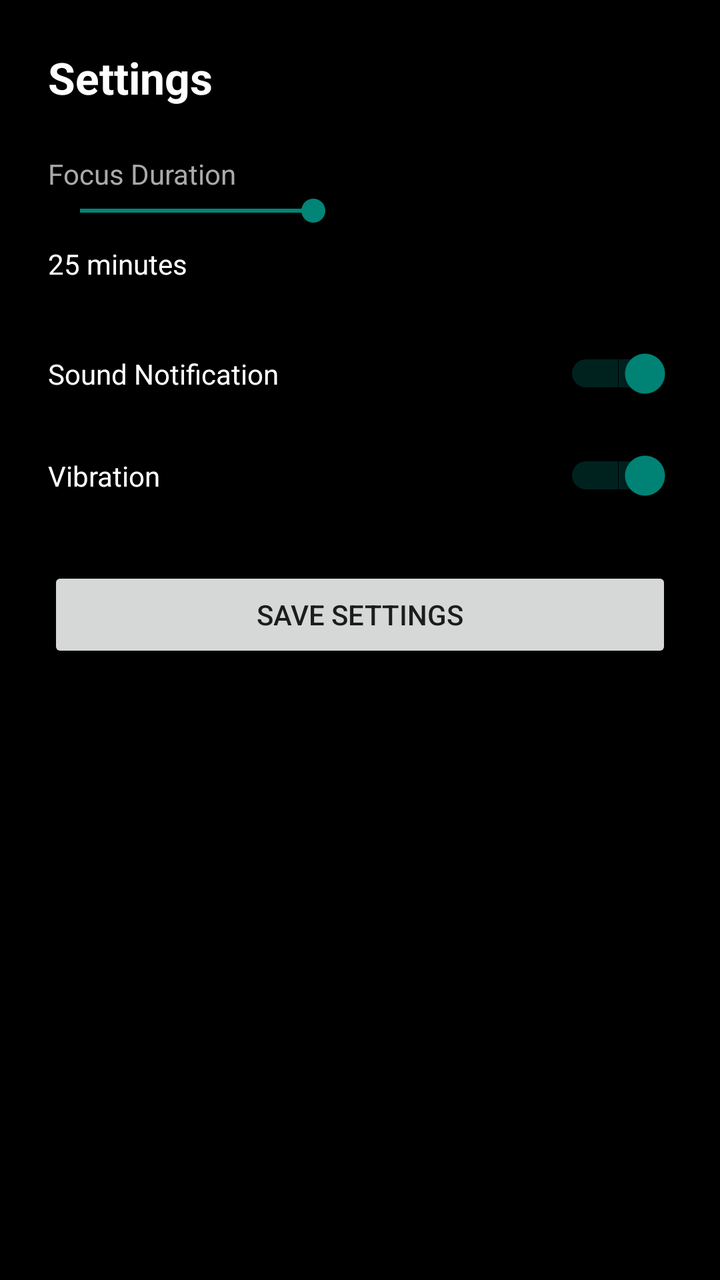
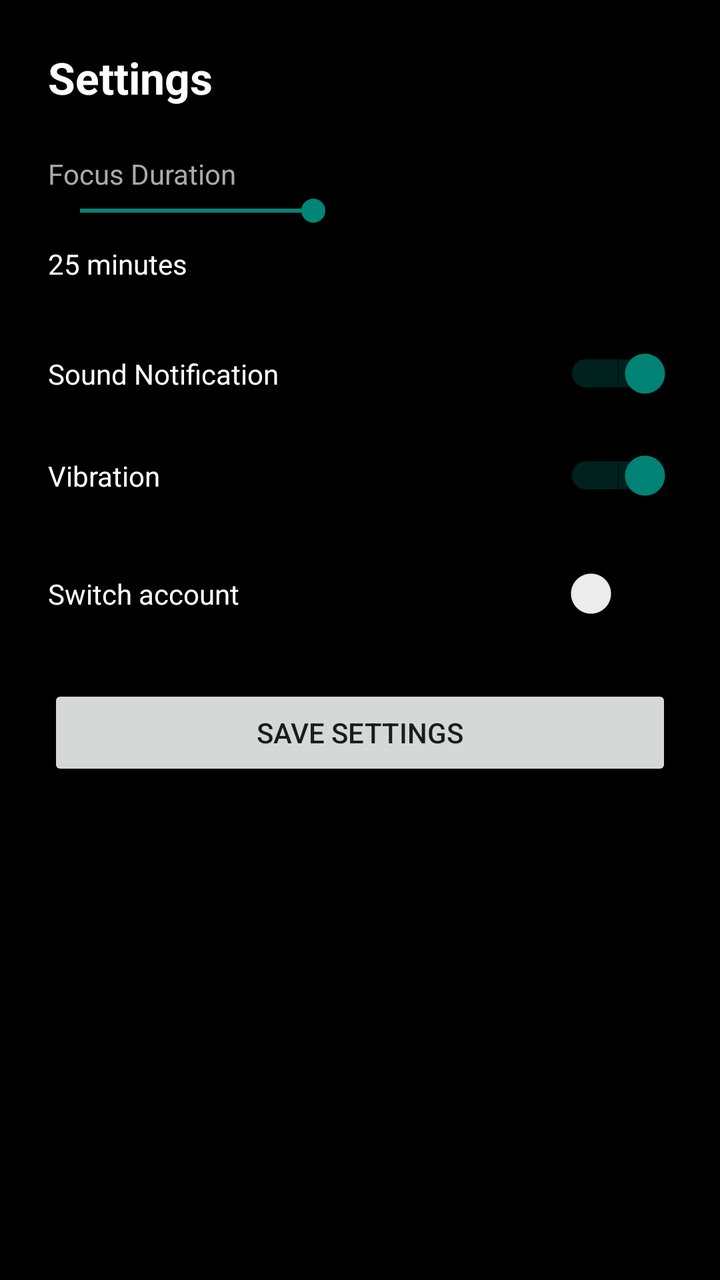

Screens rendered from an Android XML layout before and after an edit, with the pre-edit source and the edit as a unified diff.
<!-- AndroidManifest.xml: application theme Theme.AppCompat.Light.DarkActionBar -->
<!-- res/layout/activity_settings.xml -->
<ScrollView xmlns:android="http://schemas.android.com/apk/res/android"
    android:layout_width="match_parent"
    android:layout_height="match_parent"
    android:background="@android:color/black">

    <LinearLayout
        android:orientation="vertical"
        android:padding="24dp"
        android:layout_width="match_parent"
        android:layout_height="wrap_content">

        
        <TextView
            android:text="Settings"
            android:textSize="22sp"
            android:textStyle="bold"
            android:textColor="@android:color/white"
            android:layout_marginBottom="24dp"
            android:layout_width="wrap_content"
            android:layout_height="wrap_content"/>

        
        <TextView
            android:text="Focus Duration"
            android:textColor="#AAAAAA"
            android:textSize="14sp"
            android:layout_width="wrap_content"
            android:layout_height="wrap_content"/>

        <SeekBar
            android:id="@+id/focusDurationSeek"
            android:max="60"
            android:progress="25"
            android:layout_marginBottom="8dp"
            android:layout_width="match_parent"
            android:layout_height="wrap_content"/>

        <TextView
            android:id="@+id/focusDurationLabel"
            android:text="25 minutes"
            android:textColor="@android:color/white"
            android:layout_marginBottom="32dp"
            android:layout_width="wrap_content"
            android:layout_height="wrap_content"/>

        
        <LinearLayout
            android:orientation="horizontal"
            android:gravity="center_vertical"
            android:layout_marginBottom="24dp"
            android:layout_width="match_parent"
            android:layout_height="wrap_content">

            <TextView
                android:text="Sound Notification"
                android:textColor="@android:color/white"
                android:layout_weight="1"
                android:layout_width="0dp"
                android:layout_height="wrap_content"/>

            <Switch
                android:id="@+id/soundSwitch"
                android:checked="true"
                android:layout_width="wrap_content"
                android:layout_height="wrap_content"/>
        </LinearLayout>

        <LinearLayout
            android:orientation="horizontal"
            android:gravity="center_vertical"
            android:layout_marginBottom="32dp"
            android:layout_width="match_parent"
            android:layout_height="wrap_content">

            <TextView
                android:text="Vibration"
                android:textColor="@android:color/white"
                android:layout_weight="1"
                android:layout_width="0dp"
                android:layout_height="wrap_content"/>

            <Switch
                android:id="@+id/vibrationSwitch"
                android:checked="true"
                android:layout_width="wrap_content"
                android:layout_height="wrap_content"/>
        </LinearLayout>

        
        <Button
            android:id="@+id/saveSettingsBtn"
            android:text="Save Settings"
            android:paddingVertical="14dp"
            android:layout_width="match_parent"
            android:layout_height="wrap_content"/>

    </LinearLayout>
</ScrollView>
<!-- resources referenced by this layout -->
<resources>

</resources>

<!-- the commit's change to res/layout/activity_settings.xml (unified diff, before → after) -->
@@ -86,7 +86,28 @@
                 android:layout_height="wrap_content"/>
         </LinearLayout>
 
-        
+        <LinearLayout
+            android:orientation="horizontal"
+            android:gravity="center_vertical"
+            android:layout_marginBottom="32dp"
+            android:layout_width="match_parent"
+            android:layout_height="wrap_content">
+
+            <TextView
+                android:text="Switch account"
+                android:textColor="@android:color/white"
+                android:layout_weight="1"
+                android:layout_width="0dp"
+                android:layout_height="wrap_content"/>
+
+            <Switch
+                android:id="@+id/switchAccount"
+                android:checked="false"
+                android:layout_width="wrap_content"
+                android:layout_height="wrap_content"/>
+        </LinearLayout>
+
+
         <Button
             android:id="@+id/saveSettingsBtn"
             android:text="Save Settings"
